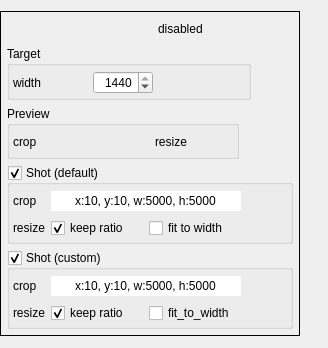
First picture: the form in tools/video_editor/ui/ui_widget_geometry.ui, repository JepEtau/mco, before the edit.
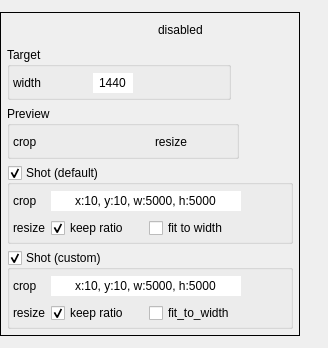
Second picture: the form after the edit. Icons and pictures are not drawn.

The edit to the form file:
```diff
--- a/tools/video_editor/ui/ui_widget_geometry.ui
+++ b/tools/video_editor/ui/ui_widget_geometry.ui
@@ -273,39 +273,36 @@
           </widget>
          </item>
          <item row="0" column="3">
-          <widget class="QSpinBox" name="spinBox_target_width">
-           <property name="enabled">
-            <bool>true</bool>
-           </property>
+          <widget class="QLineEdit" name="lineEdit_target_width">
            <property name="sizePolicy">
-            <sizepolicy hsizetype="Minimum" vsizetype="Fixed">
+            <sizepolicy hsizetype="Fixed" vsizetype="Fixed">
              <horstretch>0</horstretch>
              <verstretch>0</verstretch>
             </sizepolicy>
            </property>
            <property name="minimumSize">
             <size>
-             <width>60</width>
+             <width>40</width>
              <height>0</height>
             </size>
            </property>
-           <property name="focusPolicy">
-            <enum>Qt::NoFocus</enum>
+           <property name="maximumSize">
+            <size>
+             <width>40</width>
+             <height>16777215</height>
+            </size>
+           </property>
+           <property name="text">
+            <string>1440</string>
+           </property>
+           <property name="frame">
+            <bool>false</bool>
            </property>
            <property name="alignment">
-            <set>Qt::AlignRight|Qt::AlignTrailing|Qt::AlignVCenter</set>
+            <set>Qt::AlignCenter</set>
            </property>
-           <property name="minimum">
-            <number>1000</number>
-           </property>
-           <property name="maximum">
-            <number>1440</number>
-           </property>
-           <property name="singleStep">
-            <number>1</number>
-           </property>
-           <property name="value">
-            <number>1440</number>
+           <property name="readOnly">
+            <bool>true</bool>
            </property>
           </widget>
          </item>
```
Left out of the diff: 48 changed lines with no effect on the pictures.
